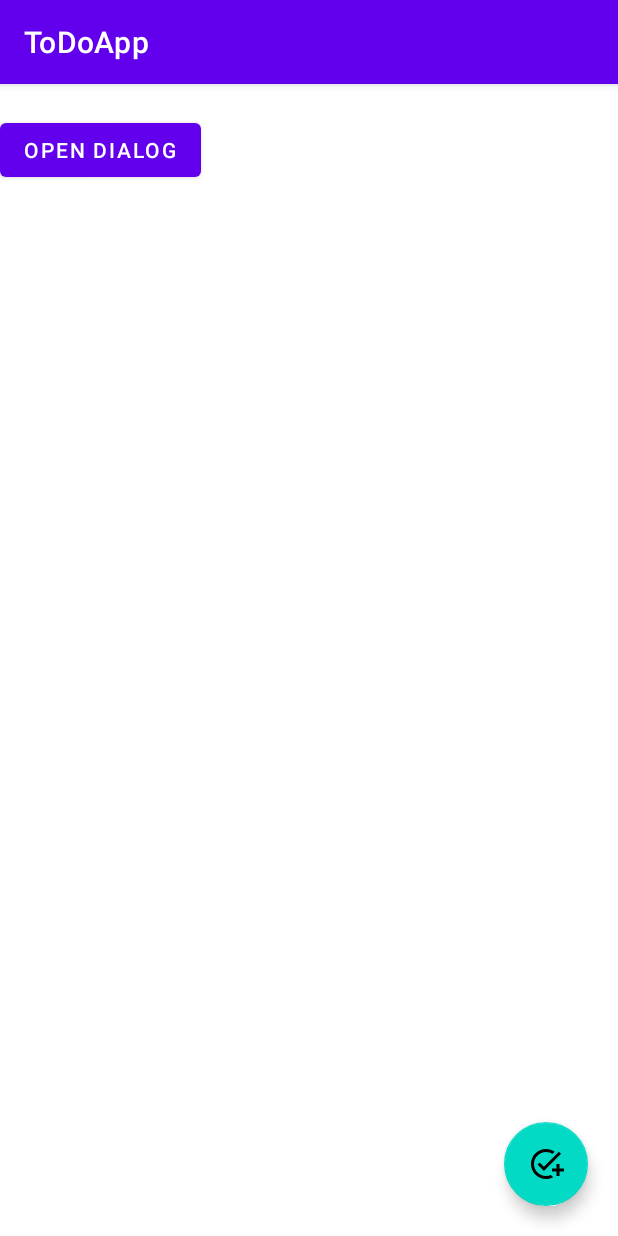
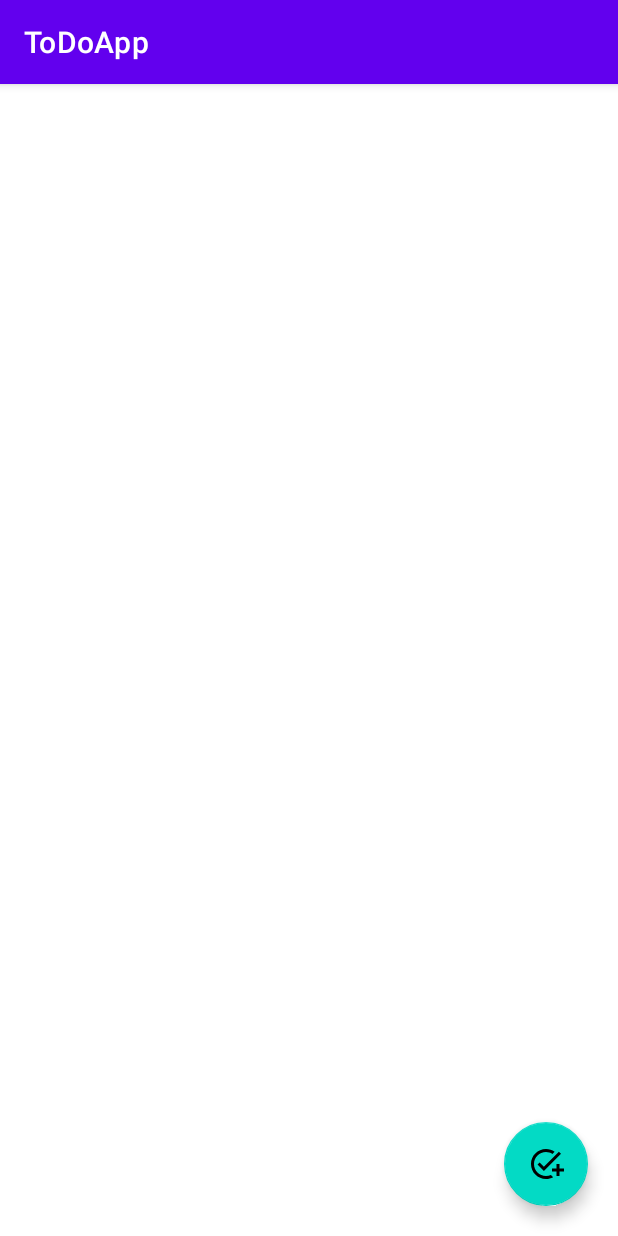
Before and after one commit to Dominik277/ToDoApp, an Android app: the screen it shows after launch (MainActivity), on a phone screen of 412 x 824 dp. Run offline under Robolectric (Android 15) with nearby library versions, the phone set to English and light mode, and no system bars.

Commit message:
Kliklom na Floating Action Button otvara se Alert Dialog.

```diff
--- a/app/src/main/java/to/Do/app/MainActivity.java
+++ b/app/src/main/java/to/Do/app/MainActivity.java
@@ -29,24 +29,16 @@ public class MainActivity extends AppCompatActivity implements MyCustomDialog.On
         super.onCreate(savedInstanceState);
         setContentView(R.layout.activity_main);
 
-        mOpenDialog = findViewById(R.id.openDialog);
         mInputDisplay = findViewById(R.id.inputDialog);
         floatingActionButton = findViewById(R.id.floatinActionButton);
 
-        mOpenDialog.setOnClickListener(new View.OnClickListener() {
-            @Override
-            public void onClick(View v) {
-                Log.d(TAG,"onClick: opening dialog.");
-                MyCustomDialog dialog = new MyCustomDialog();
-                dialog.show(getSupportFragmentManager(),"fsag");
-            }
-        });
+
 
         floatingActionButton.setOnClickListener(new View.OnClickListener() {
             @Override
             public void onClick(View view) {
-                Snackbar.make(view,"Ovo je snackbar",Snackbar.LENGTH_LONG)
-                        .setAction("Action",null).show();
+                MyCustomDialog dialog = new MyCustomDialog();
+                dialog.show(getSupportFragmentManager(),"fsag");
             }
         });
 
--- a/app/src/main/res/layout/activity_main.xml
+++ b/app/src/main/res/layout/activity_main.xml
@@ -8,21 +8,13 @@
     tools:context=".MainActivity">
 
 
-    <Button
-        android:id="@+id/openDialog"
-        android:layout_width="wrap_content"
-        android:layout_height="wrap_content"
-        android:layout_below="@+id/heading"
-        android:layout_centerHorizontal="true"
-        android:layout_marginTop="20sp"
-        android:text="open dialog" />
+
 
 
     <TextView
         android:id="@+id/inputDialog"
         android:layout_width="wrap_content"
         android:layout_height="wrap_content"
-        android:layout_below="@id/openDialog"
         android:layout_centerHorizontal="true"
         android:layout_marginTop="20dp"
         android:textColor="#000"
```
